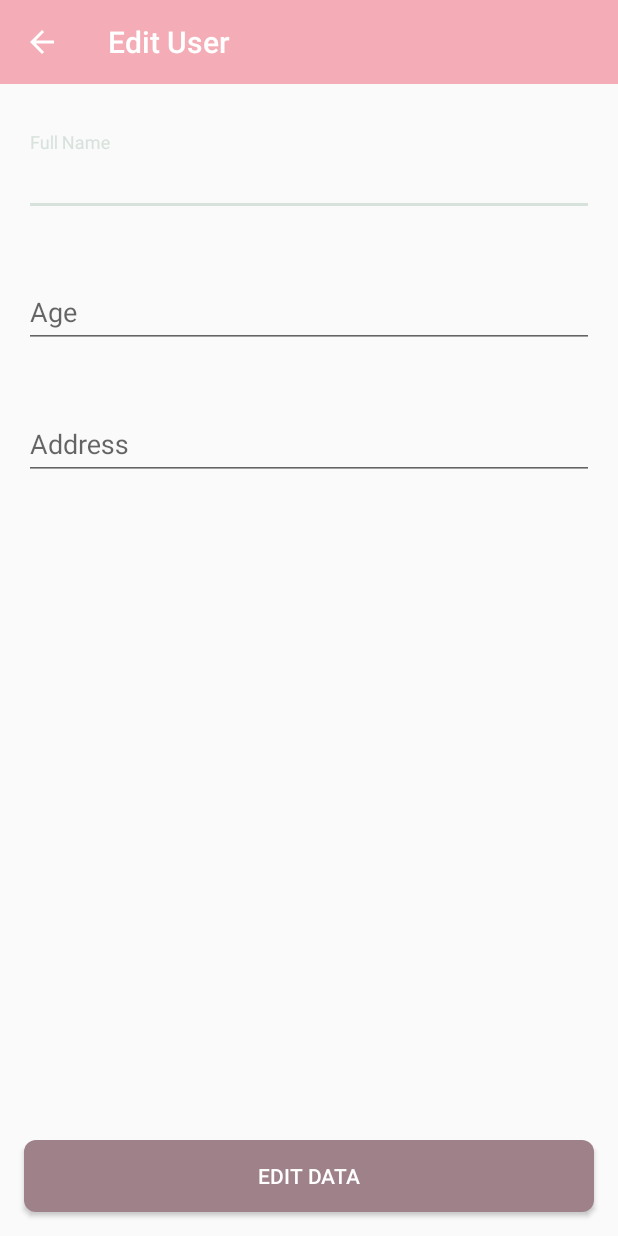
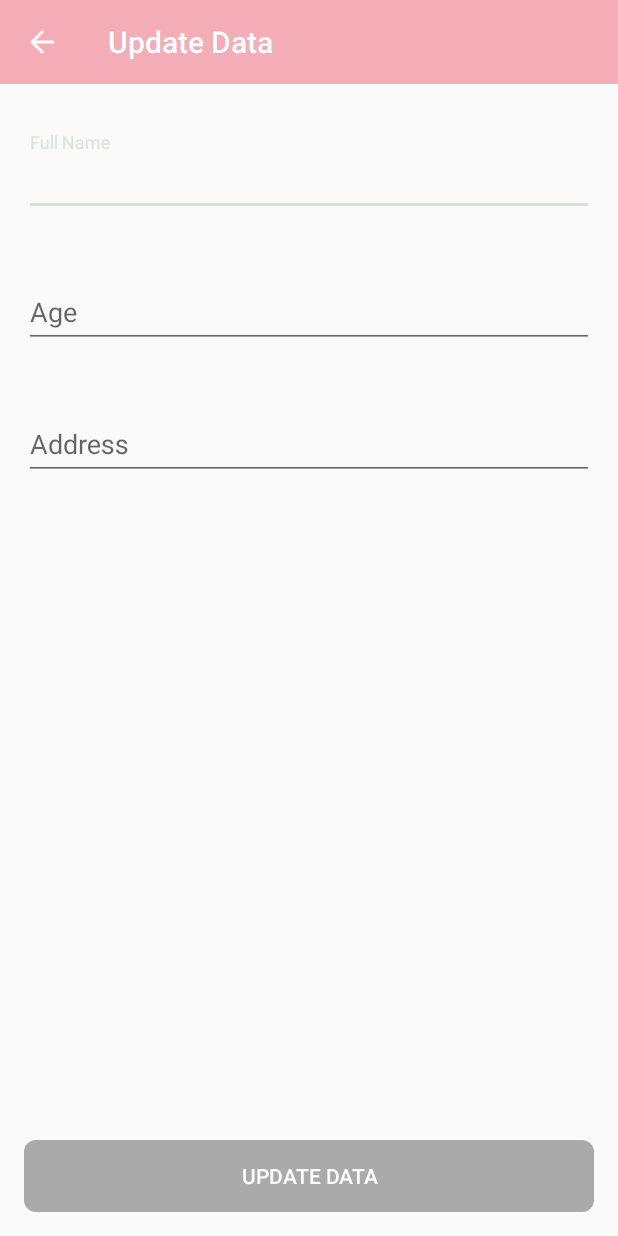
Before and after one commit to tinaranw/UTSProgTech_0706011910028, an Android app: the UserActivity screen opened directly, with no data from a screen before it, after a tap on "EDIT", on a phone screen of 412 x 824 dp. Run offline under Robolectric (Android 15) with nearby library versions, the phone set to English and light mode, and no system bars; 7 statements that could not run were skipped.

Commit message:
Add + Edit merged finally
AAHBWFAKBHFAKUEF

```diff
--- a/app/src/main/AndroidManifest.xml
+++ b/app/src/main/AndroidManifest.xml
@@ -12,8 +12,8 @@
         android:roundIcon="@mipmap/ic_launcher_round"
         android:supportsRtl="true"
         android:theme="@style/AppTheme">
-        <activity android:name=".UserActivity"></activity>
-        <activity android:name=".EditUserActivity" />
+        <activity android:name=".YesNoDialogue"></activity>
+        <activity android:name=".UserActivity" />
         <activity android:name=".DetailActivity" />
         <activity android:name=".AddUserActivity" />
         <activity android:name=".MainActivity">
--- a/app/src/main/java/com/uc/utsprogtech_0706011910028/AddUserActivity.java
+++ b/app/src/main/java/com/uc/utsprogtech_0706011910028/AddUserActivity.java
@@ -8,9 +8,11 @@ import android.os.Bundle;
 import android.os.Handler;
 import android.text.Editable;
 import android.text.TextWatcher;
+import android.util.Log;
 import android.view.View;
 import android.widget.Button;
 
+import com.google.android.material.textfield.TextInputEditText;
 import com.google.android.material.textfield.TextInputLayout;
 import com.uc.utsprogtech_0706011910028.Model.SaveData;
 import com.uc.utsprogtech_0706011910028.Model.User;
@@ -21,9 +23,12 @@ import java.util.ArrayList;
 public class AddUserActivity extends AppCompatActivity implements TextWatcher {
 
     TextInputLayout input_fname, input_age, input_address;
+    TextInputEditText nameTxt, ageTxt, addressTxt;
     Button btn_add;
     String fname, address, age;
-
+    String getname, getage, getaddress;
+    int pos;
+    ArrayList<User> mContacts = SaveData.saveList;
 
     Toolbar toolbar;
 
@@ -36,6 +41,9 @@ public class AddUserActivity extends AppCompatActivity implements TextWatcher {
         input_fname = findViewById(R.id.input_fname);
         input_age = findViewById(R.id.input_age);
         input_address = findViewById(R.id.input_address);
+        nameTxt = findViewById(R.id.nameEditText);
+        ageTxt = findViewById(R.id.ageEditText);
+        addressTxt = findViewById(R.id.addressEditText);
         btn_add = findViewById(R.id.btn_savedata);
         toolbar = findViewById(R.id.toolbar_adduser);
         final LoadingDialog loadingDialog =  new LoadingDialog(AddUserActivity.this);
@@ -44,14 +52,45 @@ public class AddUserActivity extends AppCompatActivity implements TextWatcher {
         input_age.getEditText().addTextChangedListener(this);
         input_address.getEditText().addTextChangedListener(this);
 
+        Intent intentget = getIntent();
+        pos = intentget.getIntExtra("position",0);
+        Log.d("intentcallme", String.valueOf(pos));
+
+        if(pos>=0){
+            btn_add.setText("Update Data");
+            toolbar.setTitle("Update Data");
+            getname = mContacts.get(pos).getName();
+            getage = mContacts.get(pos).getAge();
+            getaddress = mContacts.get(pos).getAddress();
+
+            Log.d("namekontak",getname);
+            Log.d("agekontak",getage);
+            Log.d("addresskontak",getaddress);
+            nameTxt.setText(getname);
+            getage = getage.replaceAll("\\D+","");
+            ageTxt.setText(getage);
+            addressTxt.setText(getaddress);
+
+        }
+
+
 
         btn_add.setOnClickListener(new View.OnClickListener() {
             @Override
             public void onClick(View v) {
-                User contact = new User(fname, address, age + " years old");
                 final Intent intent = new Intent(AddUserActivity.this, MainActivity.class);
-                intent.putExtra("dataUser",contact);
-                SaveData.saveList.add(contact);
+
+                if(pos>=0){
+                    mContacts.get(pos).setName(fname);
+                    mContacts.get(pos).setAge(age + " years old");
+                    mContacts.get(pos).setAddress(address);
+
+                } else {
+                    User contact = new User(fname, address, age + " years old");
+                    intent.putExtra("dataUser",contact);
+                    SaveData.saveList.add(contact);
+                }
+
                 loadingDialog.startLoadingDialog();
                 Handler handler =new Handler();
                 handler.postDelayed(new Runnable() {
--- a/app/src/main/java/com/uc/utsprogtech_0706011910028/EditUserActivity.java
+++ /dev/null
@@ -1,88 +0,0 @@
-package com.uc.utsprogtech_0706011910028;
-
-import androidx.appcompat.app.AppCompatActivity;
-
-import android.content.Intent;
-import android.os.Bundle;
-import android.text.Editable;
-import android.text.TextWatcher;
-import android.util.Log;
-import android.view.View;
-import android.widget.Button;
-
-import com.google.android.material.textfield.TextInputEditText;
-import com.google.android.material.textfield.TextInputLayout;
-import com.uc.utsprogtech_0706011910028.Model.SaveData;
-import com.uc.utsprogtech_0706011910028.Model.User;
-
-import java.util.ArrayList;
-
-public class EditUserActivity extends AppCompatActivity implements TextWatcher {
-
-    TextInputEditText nameTxt, ageTxt, addressTxt;
-    String name, age, address;
-    ArrayList<User> mContacts = SaveData.saveList;
-    Button editBtn;
-
-
-    @Override
-    protected void onCreate(Bundle savedInstanceState) {
-        super.onCreate(savedInstanceState);
-        setContentView(R.layout.activity_edit_user);
-
-        nameTxt = findViewById(R.id.edit_nametext);
-        ageTxt = findViewById(R.id.edit_agetext);
-        addressTxt = findViewById(R.id.edit_addresstext);
-        editBtn = findViewById(R.id.btn_editdata);
-
-        Intent intent = getIntent();
-        final int position = intent.getIntExtra("position",0);
-        name = mContacts.get(position).getName();
-        age = mContacts.get(position).getAge();
-        address = mContacts.get(position).getAddress();
-
-        Log.d("name",name);
-        Log.d("age",age);
-        Log.d("address",address);
-
-        nameTxt.setText(name);
-        ageTxt.setText(age);
-        addressTxt.setText(address);
-
-        nameTxt.addTextChangedListener(this);
-        ageTxt.addTextChangedListener(this);
-        addressTxt.addTextChangedListener(this);
-
-        editBtn.setOnClickListener(new View.OnClickListener() {
-            @Override
-            public void onClick(View v) {
-
-                mContacts.get(position).setName(name);
-                mContacts.get(position).setAge(age);
-                mContacts.get(position).setAddress(address);
-                Intent intent = new Intent(EditUserActivity.this,MainActivity.class);
-                startActivity(intent);
-            }
-        });
-
-
-    }
-
-    @Override
-    public void beforeTextChanged(CharSequence s, int start, int count, int after) {
-
-    }
-
-    @Override
-    public void onTextChanged(CharSequence s, int start, int before, int count) {
-        name = nameTxt.getText().toString().trim();
-        age = ageTxt.getText().toString().trim();
-        address = addressTxt.getText().toString().trim();
-
-    }
-
-    @Override
-    public void afterTextChanged(Editable s) {
-
-    }
-}
--- a/app/src/main/java/com/uc/utsprogtech_0706011910028/MainActivity.java
+++ b/app/src/main/java/com/uc/utsprogtech_0706011910028/MainActivity.java
@@ -66,6 +66,7 @@ public class MainActivity extends AppCompatActivity implements MyAdapter.OnConta
             @Override
             public void onClick(View v) {
                 Intent intent = new Intent (MainActivity.this, AddUserActivity.class);
+                intent.putExtra("position",-1);
                 startActivity(intent);
             }
         });
--- a/app/src/main/java/com/uc/utsprogtech_0706011910028/UserActivity.java
+++ b/app/src/main/java/com/uc/utsprogtech_0706011910028/UserActivity.java
@@ -1,9 +1,13 @@
 package com.uc.utsprogtech_0706011910028;
 
+import androidx.appcompat.app.AlertDialog;
 import androidx.appcompat.app.AppCompatActivity;
+import androidx.appcompat.widget.Toolbar;
 
+import android.content.DialogInterface;
 import android.content.Intent;
 import android.os.Bundle;
+import android.os.Handler;
 import android.util.Log;
 import android.view.View;
 import android.widget.Button;
@@ -12,6 +16,7 @@ import android.widget.Toast;
 
 import com.uc.utsprogtech_0706011910028.Model.SaveData;
 import com.uc.utsprogtech_0706011910028.Model.User;
+import com.uc.utsprogtech_0706011910028.LoadingDialog;
 
 import java.util.ArrayList;
 
@@ -23,12 +28,13 @@ public class UserActivity extends AppCompatActivity {
     String name, address;
     String age;
     Button editBtn, deleteBtn;
+    Toolbar toolbar;
     @Override
     protected void onCreate(Bundle savedInstanceState) {
         super.onCreate(savedInstanceState);
         setContentView(R.layout.activity_user);
 
-        Intent intent = getIntent();
+        final Intent intent = getIntent();
         final int position = intent.getIntExtra("contact_info",0);
         Log.d("position", String.valueOf(position));
         name = mContacts.get(position).getName();
@@ -42,6 +48,8 @@ public class UserActivity extends AppCompatActivity {
         nameContact = findViewById(R.id.name_title);
         ageContact = findViewById(R.id.age_title);
         addressContact = findViewById(R.id.address_title);
+        toolbar = findViewById(R.id.userdetail_toolbar);
+        final LoadingDialog loadingDialog =  new LoadingDialog(UserActivity.this);
 
         nameContact.setText(name);
         ageContact.setText(age);
@@ -53,19 +61,56 @@ public class UserActivity extends AppCompatActivity {
         editBtn.setOnClickListener(new View.OnClickListener() {
             @Override
             public void onClick(View v) {
-                Intent intent = new Intent(UserActivity.this,EditUserActivity.class);
+                Intent intent = new Intent(UserActivity.this,AddUserActivity.class);
                 intent.putExtra("position", position);
                 startActivity(intent);
+            }
+        });
+
+        toolbar.setNavigationOnClickListener(new View.OnClickListener() {
+            @Override
+            public void onClick(View v) {
+                finish();
             }
         });
 
         deleteBtn.setOnClickListener(new View.OnClickListener() {
             @Override
             public void onClick(View v) {
-                mContacts.remove(position);
-                Intent intent = new Intent(UserActivity.this,MainActivity.class);
-                startActivity(intent);
+                final Intent intent = new Intent(UserActivity.this,MainActivity.class);
+
+                DialogInterface.OnClickListener dialogClickListener = new DialogInterface.OnClickListener() {
+                    public void onClick(DialogInterface dialog, int which) {
+                        switch (which) {
+                            case DialogInterface.BUTTON_POSITIVE:
+                                mContacts.remove(position);
+                                loadingDialog.startLoadingDialog();
+                                Handler handler =new Handler();
+                                handler.postDelayed(new Runnable() {
+                                    @Override
+                                    public void run() {
+                                        loadingDialog.dismissDialog();
+                                        startActivity(intent);
+                                        finish();
+                                    }
+                                },5000);
+//                                Toast.makeText(UserActivity.this, "Delete Success",
+//                                        Toast.LENGTH_LONG).show();
+                                break;
+
+                            case DialogInterface.BUTTON_NEGATIVE:
+                                dialog.dismiss();
+                        }
+                    }
+                };
+
+                AlertDialog.Builder builder = new AlertDialog.Builder(UserActivity.this);
+                builder.setMessage("Are you sure you want to delete this contact?")
+                        .setPositiveButton("Yes", dialogClickListener)
+                        .setNegativeButton("No", dialogClickListener).show();
+
             }
         });
+
     }
 }
--- /dev/null
+++ b/app/src/main/java/com/uc/utsprogtech_0706011910028/YesNoDialogue.java
@@ -0,0 +1,14 @@
+package com.uc.utsprogtech_0706011910028;
+
+import androidx.appcompat.app.AppCompatActivity;
+
+import android.os.Bundle;
+
+public class YesNoDialogue extends AppCompatActivity {
+
+    @Override
+    protected void onCreate(Bundle savedInstanceState) {
+        super.onCreate(savedInstanceState);
+        setContentView(R.layout.activity_yes_no_dialogue);
+    }
+}
--- a/app/src/main/res/layout/activity_add_user.xml
+++ b/app/src/main/res/layout/activity_add_user.xml
@@ -41,6 +41,7 @@
                 app:layout_constraintTop_toBottomOf="@+id/toolbar_adduser">
 
                 <com.google.android.material.textfield.TextInputEditText
+                    android:id="@+id/nameEditText"
                     android:layout_width="match_parent"
                     android:layout_height="wrap_content"
                     android:hint="@string/FullNameHint" />
@@ -58,6 +59,7 @@
                 app:layout_constraintTop_toBottomOf="@+id/input_fname">
 
                 <com.google.android.material.textfield.TextInputEditText
+                    android:id="@+id/ageEditText"
                     android:layout_width="match_parent"
                     android:layout_height="wrap_content"
                     android:hint="@string/AgeHint"
@@ -76,6 +78,7 @@
                 app:layout_constraintTop_toBottomOf="@+id/input_age">
 
                 <com.google.android.material.textfield.TextInputEditText
+                    android:id="@+id/addressEditText"
                     android:layout_width="match_parent"
                     android:layout_height="wrap_content"
                     android:hint="@string/AddressHint" />
--- a/app/src/main/res/layout/activity_edit_user.xml
+++ /dev/null
@@ -1,102 +0,0 @@
-<?xml version="1.0" encoding="utf-8"?>
-<androidx.constraintlayout.widget.ConstraintLayout xmlns:android="http://schemas.android.com/apk/res/android"
-    xmlns:app="http://schemas.android.com/apk/res-auto"
-    xmlns:tools="http://schemas.android.com/tools"
-    android:layout_width="match_parent"
-    android:layout_height="match_parent"
-    tools:context=".EditUserActivity">
-
-    <androidx.core.widget.NestedScrollView
-        android:layout_width="match_parent"
-        android:layout_height="match_parent"
-        android:fillViewport="true"
-        app:layout_constraintBottom_toBottomOf="parent"
-        app:layout_constraintEnd_toEndOf="parent"
-        app:layout_constraintStart_toStartOf="parent"
-        app:layout_constraintTop_toTopOf="parent">
-
-        <androidx.constraintlayout.widget.ConstraintLayout
-            android:layout_width="match_parent"
-            android:layout_height="wrap_content">
-
-            <androidx.appcompat.widget.Toolbar
-                android:id="@+id/toolbar"
-                android:layout_width="match_parent"
-                android:layout_height="wrap_content"
-                android:background="?attr/colorPrimary"
-                android:minHeight="?attr/actionBarSize"
-                android:theme="?attr/actionBarTheme"
-                app:layout_constraintEnd_toEndOf="parent"
-                app:layout_constraintStart_toStartOf="parent"
-                app:layout_constraintTop_toTopOf="parent"
-                app:navigationIcon="@drawable/ic_arrow_back_black_24dp"
-                app:title="@string/editUserTxt"
-                app:titleTextColor="#FFFFFF" />
-
-            <com.google.android.material.textfield.TextInputLayout
-                android:id="@+id/edit_name"
-                android:layout_width="0dp"
-                android:layout_height="wrap_content"
-                android:layout_marginStart="16dp"
-                android:layout_marginTop="32dp"
-                android:layout_marginEnd="16dp"
-                app:layout_constraintEnd_toEndOf="parent"
-                app:layout_constraintStart_toStartOf="parent"
-                app:layout_constraintTop_toBottomOf="@+id/toolbar">
-
-                <com.google.android.material.textfield.TextInputEditText
-                    android:id="@+id/edit_nametext"
-                    android:layout_width="match_parent"
-                    android:layout_height="wrap_content"
-                    android:hint="@string/FullNameHint" />
-            </com.google.android.material.textfield.TextInputLayout>
-
-            <com.google.android.material.textfield.TextInputLayout
-                android:id="@+id/edit_age"
-                android:layout_width="0dp"
-                android:layout_height="wrap_content"
-                android:layout_marginTop="32dp"
-                app:layout_constraintEnd_toEndOf="@+id/edit_name"
-                app:layout_constraintStart_toStartOf="@+id/edit_name"
-                app:layout_constraintTop_toBottomOf="@+id/edit_name">
-
-                <com.google.android.material.textfield.TextInputEditText
-                    android:id="@+id/edit_agetext"
-                    android:layout_width="match_parent"
-                    android:layout_height="wrap_content"
-                    android:hint="@string/AgeHint" />
-            </com.google.android.material.textfield.TextInputLayout>
-
-            <com.google.android.material.textfield.TextInputLayout
-                android:id="@+id/edit_address"
-                android:layout_width="0dp"
-                android:layout_height="wrap_content"
-                android:layout_marginTop="32dp"
-                app:layout_constraintEnd_toEndOf="@+id/edit_age"
-                app:layout_constraintStart_toStartOf="@+id/edit_age"
-                app:layout_constraintTop_toBottomOf="@+id/edit_age">
-
-                <com.google.android.material.textfield.TextInputEditText
-                    android:id="@+id/edit_addresstext"
-                    android:layout_width="match_parent"
-                    android:layout_height="wrap_content"
-                    android:hint="@string/AddressHint" />
-            </com.google.android.material.textfield.TextInputLayout>
-
-            <Button
-                android:id="@+id/btn_editdata"
-                android:layout_width="0dp"
-                android:layout_height="wrap_content"
-                android:layout_marginStart="16dp"
-                android:layout_marginEnd="16dp"
-                android:layout_marginBottom="16dp"
-                android:background="@drawable/button_selector"
-                android:enabled="true"
-                android:text="@string/EditDataButton"
-                android:textColor="#FFFFFF"
-                app:layout_constraintBottom_toBottomOf="parent"
-                app:layout_constraintEnd_toEndOf="parent"
-                app:layout_constraintStart_toStartOf="parent" />
-        </androidx.constraintlayout.widget.ConstraintLayout>
-    </androidx.core.widget.NestedScrollView>
-</androidx.constraintlayout.widget.ConstraintLayout>
--- /dev/null
+++ b/app/src/main/res/layout/activity_yes_no_dialogue.xml
@@ -0,0 +1,10 @@
+<?xml version="1.0" encoding="utf-8"?>
+<androidx.constraintlayout.widget.ConstraintLayout xmlns:android="http://schemas.android.com/apk/res/android"
+    xmlns:app="http://schemas.android.com/apk/res-auto"
+    xmlns:tools="http://schemas.android.com/tools"
+    android:layout_width="match_parent"
+    android:layout_height="200dp"
+    android:padding="16dp"
+    tools:context=".YesNoDialogue">
+
+</androidx.constraintlayout.widget.ConstraintLayout>
```
